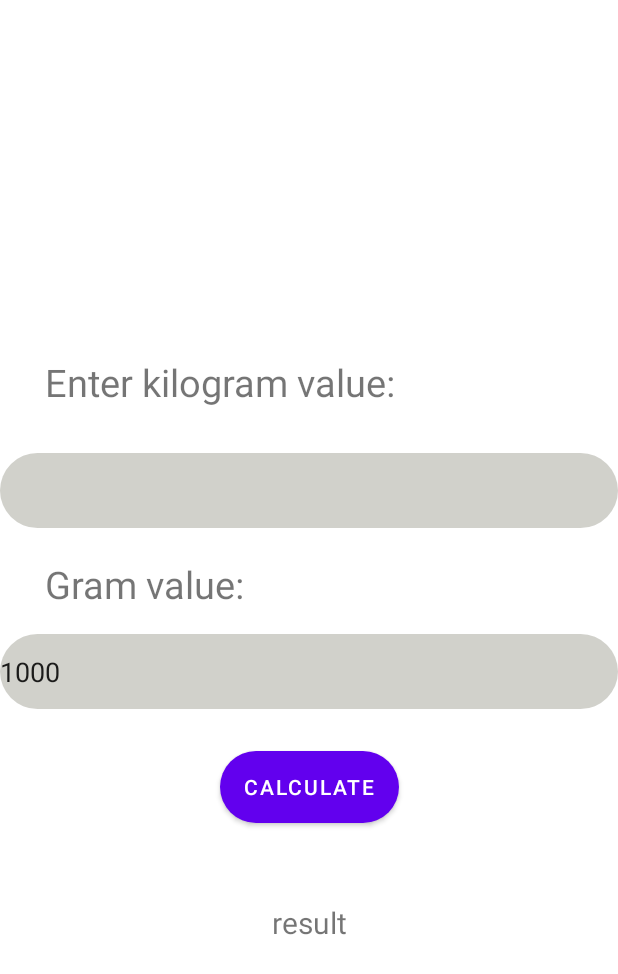
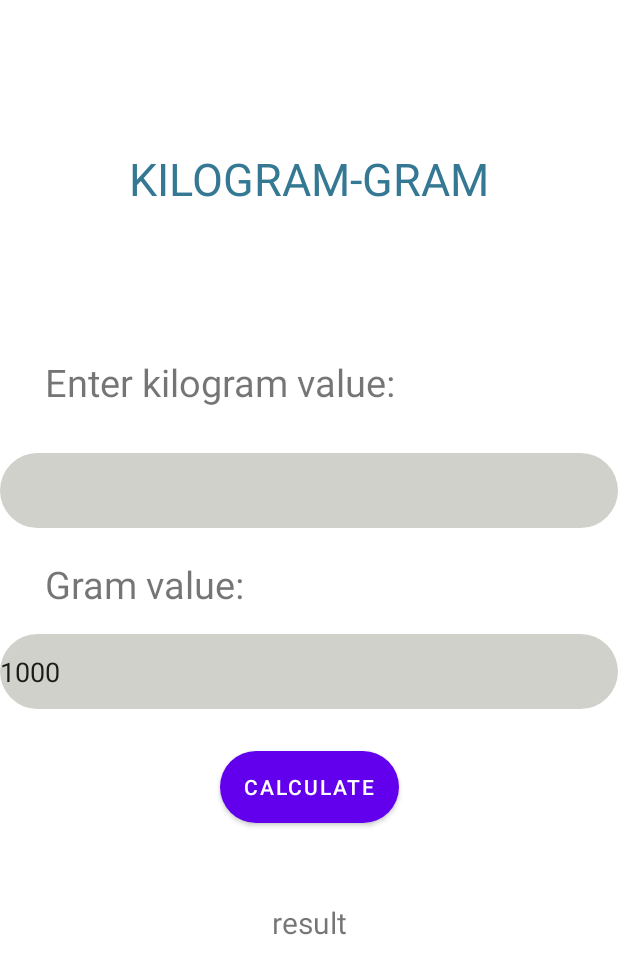
Before and after one commit to abelbane/GROUP-3_ITE-293_BLOCK1-, an Android app: the screen it shows after launch (Calculator), after a tap on "KILOGRAM - GRAM", on a phone screen of 412 x 824 dp. Shown: the top 974 px of the screen. Run offline under Robolectric (Android 15) with nearby library versions, the phone set to English and light mode, and no system bars.

Commit message:
"header/banner/code func"

```diff
--- a/app/src/main/java/com/example/ite293/Calculator.java
+++ b/app/src/main/java/com/example/ite293/Calculator.java
@@ -13,7 +13,7 @@ import android.widget.EditText;
 import android.widget.TextView;
 
 public class Calculator extends AppCompatActivity {
-    TextView tv_2,result;
+    TextView tv_2,result, tv_header;
     EditText et_kg, et_2;
     double num1, num2,num3;
     Button calculate;
@@ -30,6 +30,7 @@ public class Calculator extends AppCompatActivity {
         et_kg = findViewById(R.id.edit_kg);
         et_2 = findViewById(R.id.edit_two);
         et_2.setKeyListener(null);
+        tv_header = findViewById(R.id.tv_header);
 
         Intent intent = getIntent();
         String choice = intent.getStringExtra("num");
@@ -42,30 +43,35 @@ public class Calculator extends AppCompatActivity {
             et_2.setText("1000");
             textval = "Grams: ";
             num2 = 1000;
+            tv_header.setText("KILOGRAM-GRAM");
             }
         if (choice.equalsIgnoreCase("2")){
             tv_2.setText("Pound value:");
             et_2.setText("0.45359237");
             textval = "Pounds: ";
             num2 = 0.45359237;
+            tv_header.setText("KILOGRAM-POUND");
         }
         if (choice.equalsIgnoreCase("3")){
             tv_2.setText("Ounce value:");
             et_2.setText("0.02834952");
             textval = "Ounce: ";
             num2 = 0.02834952;
+            tv_header.setText("KILOGRAM-OUNCE");
         }
         if (choice.equalsIgnoreCase("4")){
             tv_2.setText("Miligram value:");
             et_2.setText("1000000");
             textval = "Milligram: ";
             num2 = 1000000;
+            tv_header.setText("KILOGRAM-MILIGRAM");
         }
         if (choice.equalsIgnoreCase("5")){
             tv_2.setText("Tonne value:");
             et_2.setText("0.001");
             textval = "Tonne: ";
             num2 = 1000;
+            tv_header.setText("KILOGRAM-TONNE");
         }
 
         calculate.setOnClickListener(new View.OnClickListener() {
--- a/app/src/main/res/layout/activity_calculator.xml
+++ b/app/src/main/res/layout/activity_calculator.xml
@@ -7,6 +7,18 @@
     android:id="@+id/conslay"
     tools:context=".Calculator">
 
+
+    <TextView
+        android:textColor="@color/teal"
+        android:id="@+id/tv_header"
+        android:layout_width="wrap_content"
+        android:layout_height="wrap_content"
+        android:text="TV EHADER"
+        android:textSize="30sp"
+        app:layout_constraintBottom_toTopOf="@+id/tv_kg"
+        app:layout_constraintEnd_toEndOf="parent"
+        app:layout_constraintStart_toStartOf="parent"
+        app:layout_constraintTop_toTopOf="parent" />
 
     <EditText
         android:inputType="numberDecimal"
--- a/app/src/main/res/values/colors.xml
+++ b/app/src/main/res/values/colors.xml
@@ -10,4 +10,5 @@
     <color name="yellow">#FFEB3B</color>
     <color name="gray">#87876C</color>
     <color name="gray2">#D1D1CB</color>
+    <color name="teal">#347893</color>
 </resources>
```
Also changed, not shown: app/src/main/res/layout/activity_main.xml (+37 -20 lines).
